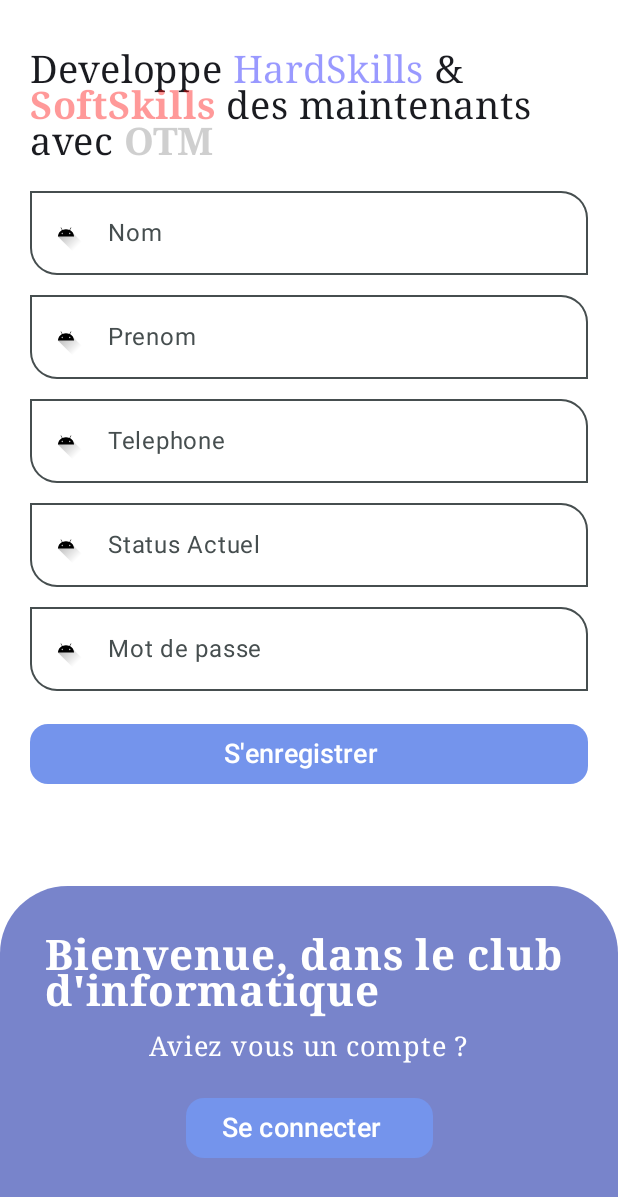
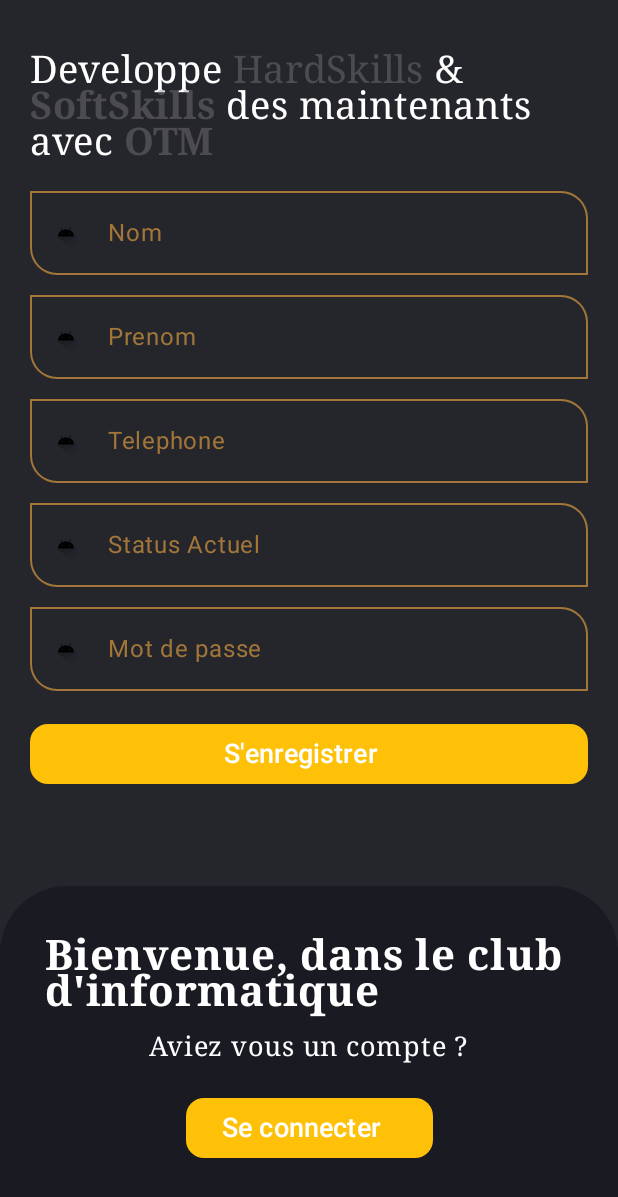
Before and after one commit to ElieOko/otm-club-kotlin, an Android app built with Jetpack Compose: the RegisterPage screen opened through its navigation route, on a phone screen of 412 x 824 dp. Shown: the top 1197 px of the screen. Run offline under Robolectric (Android 15) with nearby library versions, the phone set to English and light mode, and no system bars.

Commit message:
commit
feat:auth page

```diff
--- a/app/src/main/java/com/elieoko/otm_club/presentation/ui/pages/auth/LoginPage.kt
+++ b/app/src/main/java/com/elieoko/otm_club/presentation/ui/pages/auth/LoginPage.kt
@@ -58,10 +58,10 @@ fun LoginPageBody(navC: NavHostController? = null) {
             )
         )
     }
-    Column(Modifier.fillMaxSize().background(Color.White)) {
+    Column(Modifier.fillMaxSize().background(Color(0xFF25262C))) {
         Column(
             modifier = Modifier
-                .background(color = Color.White)
+                .background(color = Color(0xFF25262C))
                 .verticalScroll(rememberScrollState())
         ) {
             Card(
@@ -69,14 +69,14 @@ fun LoginPageBody(navC: NavHostController? = null) {
                     .fillMaxWidth().padding(0.dp),
                 shape = RoundedCornerShape(bottomEnd = 45.dp, bottomStart = 45.dp),
                 colors = CardDefaults.cardColors(
-                    containerColor = Color(0xFF3F51B5).copy(0.7f)
+                    containerColor = Color(0xFF14161E).copy(0.7f)
                 )) {
                 Column(Modifier.padding(30.dp).fillMaxWidth(), horizontalAlignment = Alignment.CenterHorizontally, verticalArrangement = Arrangement.Center) {
                     Label("Bienvenue, dans le club d'informatique", color = Color.White, size = 28, fontFamily = FontFamily.Serif, fontWeight = FontWeight.Bold)
                     Space(y=8)
                     Label("N'aviez vous pas un compte ?", size = 18, fontFamily = FontFamily.Serif)
                     Space(y=18)
-                    MButtonIcon(backgroundColor = Color(0xff7494ec), click = {
+                    MButtonIcon(backgroundColor = Color(0xFFFFC107), click = {
                         scope.launch {
                             navC?.navigate(route = ScreenRoute.AuthRegister.name){
                                 popUpTo(navC.graph.id){
@@ -88,13 +88,17 @@ fun LoginPageBody(navC: NavHostController? = null) {
                 }
             }
             Column(Modifier.padding(20.dp)) {
-                Label("Rejoignez votre communaute OTM", color = Color.Black, size = 25, fontFamily = FontFamily.Serif, fontWeight = FontWeight.Bold)
+                Label("Rejoignez votre communaute OTM", color = Color.White, size = 25, fontFamily = FontFamily.Serif, fontWeight = FontWeight.Bold)
                 Space(y = 23)
-                MTextField(title = "Telephone", iconStart = R.drawable.phone_)
+                MTextField(title = "Telephone", iconStart = R.drawable.phone_, colorUniversalBorder = Color(
+                    0xFFD79840
+                ).copy(0.7f))
                 Space(y=10)
-                MTextField(title = "Mot de passe", iconStart = R.drawable.password)
+                MTextField(title = "Mot de passe", iconStart = R.drawable.password, colorUniversalBorder = Color(
+                    0xFFD79840
+                ).copy(0.7f))
                 Space(y=35)
-                MButtonIcon(modifier = Modifier.fillMaxWidth(),backgroundColor = Color(0xff7494ec), click = {
+                MButtonIcon(modifier = Modifier.fillMaxWidth(),backgroundColor = Color(0xFFFFC107), click = {
                     scope.launch {
                         navC?.navigate(route = ScreenRoute.Home.name){
                             popUpTo(navC.graph.id){
--- a/app/src/main/java/com/elieoko/otm_club/presentation/ui/pages/auth/RegisterPage.kt
+++ b/app/src/main/java/com/elieoko/otm_club/presentation/ui/pages/auth/RegisterPage.kt
@@ -39,18 +39,18 @@ fun RegisterPage(navC: NavHostController) {
 @Composable
 fun RegisterPageBody(navC: NavHostController? = null) {
     val scope = rememberCoroutineScope()
-    Column(Modifier.background(Color.White)) {
+    Column(Modifier.background(Color(0xFF25262C))) {
         Column(Modifier.padding(20.dp).fillMaxWidth()) {
             Space(y = 12)
             Text(
                 buildAnnotatedString {
                     append("Developpe ")
-                    withStyle(style = SpanStyle(color = Color.Blue.copy(0.4f),fontFamily = FontFamily.Serif)) {
+                    withStyle(style = SpanStyle(color = Color.Gray.copy(0.4f),fontFamily = FontFamily.Serif)) {
                         append("HardSkills")
                     }
                     append(" & ")
 
-                    withStyle(style = SpanStyle(fontWeight = FontWeight.Bold, color = Color.Red.copy(0.4f),fontFamily = FontFamily.Serif)) {
+                    withStyle(style = SpanStyle(fontWeight = FontWeight.Bold, color = Color.Gray.copy(0.4f),fontFamily = FontFamily.Serif)) {
                         append("SoftSkills")
                     }
                     append(" des maintenants avec ")
@@ -59,24 +59,35 @@ fun RegisterPageBody(navC: NavHostController? = null) {
                     }
                 },
                 fontSize = 25.sp,
-                fontFamily = FontFamily.Serif
+                fontFamily = FontFamily.Serif,
+                color = Color.White
             )
             Space(y = 10)
-            MTextField(title = "Nom")
+            MTextField(title = "Nom", colorUniversalBorder = Color(
+                0xFFD79840
+            ).copy(0.7f))
             Space(y=5)
-            MTextField(title = "Prenom")
+            MTextField(title = "Prenom", colorUniversalBorder = Color(
+                0xFFD79840
+            ).copy(0.7f))
             Space(y=5)
-            MTextField(title = "Telephone")
+            MTextField(title = "Telephone", colorUniversalBorder = Color(
+                0xFFD79840
+            ).copy(0.7f))
             Space(y=5)
-            MTextField(title = "Status Actuel")
+            MTextField(title = "Status Actuel", colorUniversalBorder = Color(
+                0xFFD79840
+            ).copy(0.7f))
             Space(y=5)
-            MTextField(title = "Mot de passe")
+            MTextField(title = "Mot de passe", colorUniversalBorder = Color(
+                0xFFD79840
+            ).copy(0.7f))
             Space(y=18)
-            MButtonIcon(modifier = Modifier.fillMaxWidth(),backgroundColor = Color(0xff7494ec), click = {}, icon = {}, label = "S'enregistrer", textColor = Color.White)
+            MButtonIcon(modifier = Modifier.fillMaxWidth(),backgroundColor = Color(0xFFFFC107), click = {}, icon = {}, label = "S'enregistrer", textColor = Color.White)
         }
         Column(
             modifier = Modifier.fillMaxSize()
-                .background(color = Color.White),
+                .background(color = Color(0xFF25262C)),
             horizontalAlignment = Alignment.End,
             verticalArrangement = Arrangement.Bottom
         ) {
@@ -85,7 +96,7 @@ fun RegisterPageBody(navC: NavHostController? = null) {
                     .fillMaxWidth().padding(0.dp),
                 shape = RoundedCornerShape(topEnd = 45.dp, topStart = 45.dp),
                 colors = CardDefaults.cardColors(
-                    containerColor = Color(0xFF3F51B5).copy(0.7f)
+                    containerColor = Color(0xFF14161E).copy(0.7f)
                 )) {
                 Column(Modifier.padding(30.dp).fillMaxWidth(), horizontalAlignment = Alignment.CenterHorizontally, verticalArrangement = Arrangement.Center) {
                     Label("Bienvenue, dans le club d'informatique", color = Color.White, size = 28, fontFamily = FontFamily.Serif, fontWeight = FontWeight.Bold)
@@ -93,7 +104,7 @@ fun RegisterPageBody(navC: NavHostController? = null) {
                     Label("Aviez vous un compte ?", size = 18, fontFamily = FontFamily.Serif)
                     Space(y=18)
                     //0xff7494ec
-                    MButtonIcon(backgroundColor = Color(0xff7494ec), click = {
+                    MButtonIcon(backgroundColor = Color(0xFFFFC107), click = {
                         scope.launch {
                             navC?.navigate(route = ScreenRoute.AuthLogin.name){
                                 popUpTo(navC.graph.id){
```
